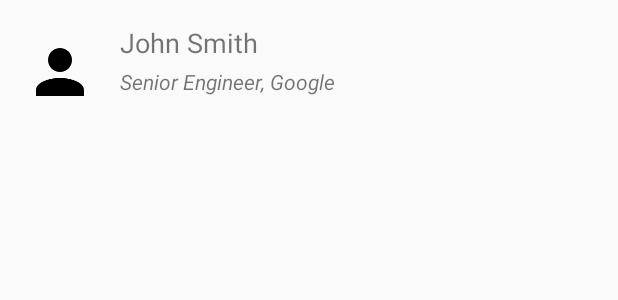
After one commit to Fleker/SmartNetworking, an Android app: the layout item_connected.xml on its own in the app's theme, with its tools: preview values and no code run, on a phone screen of 412 x 824 dp. The commit adds this screen. Shown: the top 300 px of the screen. Run offline under Robolectric (Android 15) with nearby library versions, the phone set to English and light mode, and no system bars.

Commit message:
Recyclerviews work, allowing me to do many things. Now I'm trying to figure out this Nearby stuff (the crux of the app)

```diff
--- a/app/src/main/java/org/rowanieee/smartnetworking/activities/UserInfoActivity.java
+++ b/app/src/main/java/org/rowanieee/smartnetworking/activities/UserInfoActivity.java
@@ -151,7 +151,6 @@ public class UserInfoActivity extends AppCompatActivity {
                 profile.setEmail(s.toString());
             }
         });
-        //TODO Profile pictures
         NetworksUtils.initializeNetworkFieldsForUser(profile, (LinearLayout) findViewById(R.id.contact_container), UserInfoActivity.this);
 
         final int[] editableFields = new int[] {
--- a/app/src/main/res/layout/fragment_list.xml
+++ b/app/src/main/res/layout/fragment_list.xml
@@ -4,10 +4,12 @@
     android:layout_height="match_parent">
     <android.support.v7.widget.RecyclerView
         android:layout_width="match_parent"
+        android:id="@+id/previous_contacts"
         android:layout_height="match_parent"></android.support.v7.widget.RecyclerView>
     <TextView
         android:layout_width="match_parent"
         android:id="@+id/printlist"
+        android:visibility="gone"
         android:layout_height="wrap_content" />
     <android.support.design.widget.FloatingActionButton
         android:layout_width="48dp"
--- /dev/null
+++ b/app/src/main/res/layout/item_connected.xml
@@ -0,0 +1,42 @@
+<?xml version="1.0" encoding="utf-8"?>
+<LinearLayout xmlns:android="http://schemas.android.com/apk/res/android"
+    android:orientation="horizontal" android:layout_width="match_parent"
+    android:layout_marginLeft="16dp"
+    android:layout_height="96dp">
+    <ImageView
+        android:layout_width="48dp"
+        android:src="@drawable/ic_account"
+        android:id="@+id/item_user_picture"
+        android:layout_height="match_parent" />
+    <LinearLayout
+        android:layout_width="match_parent"
+        android:orientation="vertical"
+        android:layout_height="match_parent">
+        <TextView
+            android:layout_width="match_parent"
+            android:text="John Smith"
+            android:layout_marginLeft="16dp"
+            android:id="@+id/item_user_name"
+            android:textSize="18sp"
+            android:layout_marginTop="16dp"
+            android:layout_height="wrap_content" />
+        <TextView
+            android:layout_width="match_parent"
+            android:text="Senior Engineer, Google"
+            android:layout_marginLeft="16dp"
+            android:textStyle="italic"
+            android:id="@+id/item_user_title"
+            android:textSize="14sp"
+            android:layout_marginTop="4dp"
+            android:layout_height="wrap_content" />
+        <LinearLayout
+            android:orientation="horizontal"
+            android:layout_marginLeft="16dp"
+            android:layout_marginTop="8dp"
+            android:layout_width="match_parent"
+            android:id="@+id/item_user_networks"
+            android:layout_height="wrap_content">
+
+        </LinearLayout>
+    </LinearLayout>
+</LinearLayout>
--- a/app/src/main/res/values/colors.xml
+++ b/app/src/main/res/values/colors.xml
@@ -1,7 +1,7 @@
 <?xml version="1.0" encoding="utf-8"?>
 <resources>
-    <color name="colorPrimary">#3F51B5</color>
-    <color name="colorPrimaryDark">#303F9F</color>
-    <color name="colorAccent">#FF4081</color>
+    <color name="colorPrimary">#03A9F4</color>
+    <color name="colorPrimaryDark">#0277BD</color>
+    <color name="colorAccent">#FF1744</color>
     <color name="icon_tint">#333</color>
 </resources>
```
Also changed, not shown: app/src/main/java/org/rowanieee/smartnetworking/activities/MainActivity.java (+40 -6 lines), app/src/main/java/org/rowanieee/smartnetworking/adapters/AbstractCompostAdapter.java (added, +58 -0 lines), app/src/main/java/org/rowanieee/smartnetworking/adapters/CurrentContactsAdapter.java (added, +81 -0 lines), app/src/main/java/org/rowanieee/smartnetworking/adapters/NearbyContactsAdapter.java (added, +52 -0 lines), app/src/main/java/org/rowanieee/smartnetworking/fragments/HomeFragment.java (+21 -1 lines), app/src/main/java/org/rowanieee/smartnetworking/fragments/ListFragment.java (+30 -7 lines), app/src/main/res/layout/fragment_settings.xml (+12 -12 lines), app/src/main/res/layout/item_nearby.xml (added, +17 -0 lines).
